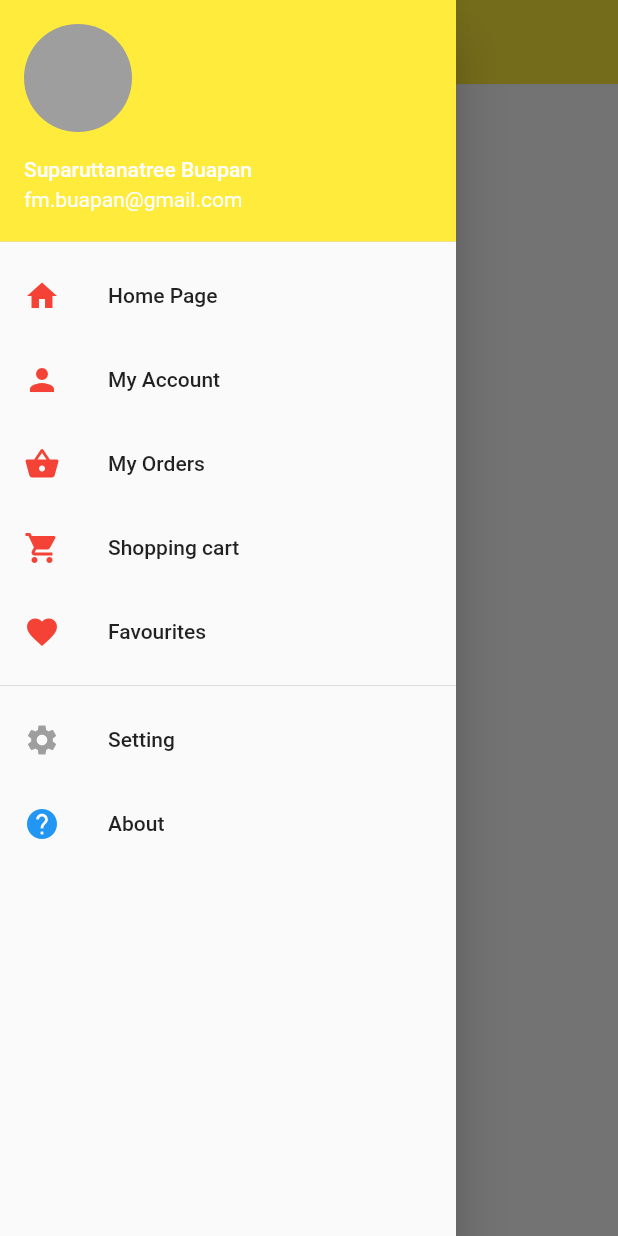
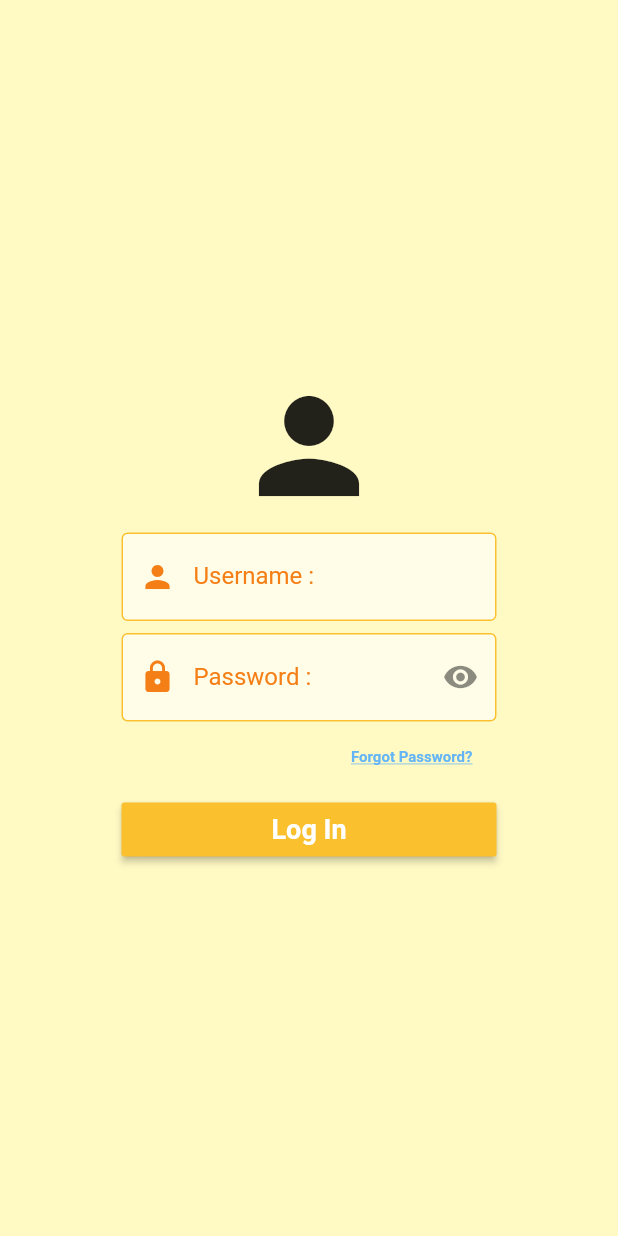
Before and after one commit to suparuttanatree/appcat, a Flutter app: the screen it shows after launch, in the side drawer, after a tap on "About", on a phone screen of 412 x 824 dp. Run offline on Flutter 3.47's test engine with Material 2 defaults, Android fonts, the phone set to English and light mode, and no system bars.

Commit message:
hey za 55 yo

```diff
--- a/lib/pages/home.dart
+++ b/lib/pages/home.dart
@@ -1,4 +1,5 @@
 import 'package:flutter/material.dart';
+import 'login.dart';
 
 class Homepage extends StatefulWidget {
   @override
@@ -33,7 +34,8 @@ class _HomepageState extends State<Homepage> {
             ),
             ),
             InkWell(
-              onTap: (){},
+              onTap: (){
+              },
               child: ListTile(
                 title: Text('Home Page'),
                 leading: Icon(Icons.home, color: Colors.red),
@@ -76,7 +78,9 @@ class _HomepageState extends State<Homepage> {
             )
             ),
             InkWell(
-              onTap: (){},
+              onTap: (){
+                Navigator.push(context, MaterialPageRoute(builder: (context) => LogIn()),);
+              },
               child: ListTile(
                 title: Text('About'),
                 leading: Icon(Icons.help, color: Colors.blue),
--- /dev/null
+++ b/lib/pages/login.dart
@@ -0,0 +1,134 @@
+import 'package:flutter/material.dart';
+import 'package:appcat/utility/validate.dart';
+
+class LogIn extends StatefulWidget {
+  @override
+  _LogInState createState() => _LogInState();
+}
+
+String _password;
+
+bool passwordVisible = false;
+
+class _LogInState extends State<LogIn> {
+  @override
+  bool _validate = false;
+  bool _obcureText = true;
+
+  Widget build(BuildContext context) {
+    return Scaffold(backgroundColor: Colors.yellow.shade100,
+      // appBar: AppBar(
+      //   elevation: 0.2,
+      //   backgroundColor: Colors.yellow.shade700,
+      //   title: Text(
+      //     'Log In',
+      //     style: TextStyle(fontWeight: FontWeight.bold),
+      //   ),
+      // ),
+      body: Container(
+        child: Center(
+          child: SingleChildScrollView(
+            child: Column(
+              mainAxisSize: MainAxisSize.min,
+              children: <Widget>[
+                Icon(Icons.person,size: 100,) ,
+                space(),
+                userForm(),
+                space(),
+                pwdForm(),
+                btnLogin()
+              ],
+            ),
+          ),
+        ),
+      ),
+    );
+  }
+
+  Widget btnLogin() => Container(
+        width: 250,
+        child: RaisedButton(
+          onPressed: () {},
+          color: Colors.yellow.shade700,
+          child: Text(
+            'Log In',
+            style: TextStyle(
+              color: Colors.white,
+              fontSize: 18,
+              fontWeight: FontWeight.bold,
+            ),
+          ),
+        ),
+      );
+
+  SizedBox space() => SizedBox(
+        width: 2,
+        height: 8,
+      );
+
+  Widget userForm() => Container(
+        width: 250,
+        child: TextField(
+          decoration: InputDecoration(
+            filled: true,
+            fillColor: Colors.yellow.shade50,
+            prefixIcon: Icon(Icons.person, color: Colors.yellow.shade900),
+            labelStyle: TextStyle(color: Colors.yellow.shade900),
+            labelText: 'Username : ',
+            enabledBorder: OutlineInputBorder(
+                borderSide: BorderSide(color: Colors.yellow.shade700)),
+            focusedBorder: OutlineInputBorder(
+                borderSide: BorderSide(color: Colors.yellow.shade700)),
+          ),
+        ),
+      );
+
+  Widget pwdForm() => Container(
+        width: 250,
+        child: Column(
+          children: <Widget>[
+            TextField(
+              autofocus: false,
+              obscureText: _obcureText,
+              keyboardType: TextInputType.text,
+              decoration: InputDecoration(
+                filled: true,
+                fillColor: Colors.yellow.shade50,
+                prefixIcon: Icon(Icons.lock, color: Colors.yellow.shade900),
+                labelStyle: TextStyle(color: Colors.yellow.shade900),
+                labelText: 'Password : ',
+                enabledBorder: OutlineInputBorder(
+                    borderSide: BorderSide(color: Colors.yellow.shade700)),
+                focusedBorder: OutlineInputBorder(
+                    borderSide: BorderSide(color: Colors.yellow.shade700)),
+                suffixIcon: GestureDetector(
+                  onTap: () {
+                    setState(() {
+                      _obcureText = !_obcureText;
+                    });
+                  },
+                  child: Icon(
+                    _obcureText ? Icons.visibility : Icons.visibility_off,
+                    semanticLabel:
+                        _obcureText ? 'show password' : 'hide password',
+                  ),
+                ),
+              ),
+            ),
+            Container(alignment: Alignment.topRight,
+              child: FlatButton(
+                onPressed: () {},
+                child: Text(
+                  'Forgot Password?',
+                  style: TextStyle(
+                      color: Colors.blue.shade300,
+                      fontSize: 10,
+                      fontWeight: FontWeight.bold,
+                      decoration: TextDecoration.underline),
+                ),
+              ),
+            )
+          ],
+        ),
+      );
+}
--- /dev/null
+++ b/lib/utility/mystlye.dart
@@ -0,0 +1,8 @@
+import 'package:flutter/material.dart';
+
+class MyStyle {
+
+
+
+  MyStyle();
+}
--- /dev/null
+++ b/lib/utility/validate.dart
@@ -0,0 +1,34 @@
+import 'package:flutter/material.dart';
+
+class FormValidator {
+
+  factory FormValidator() => new FormValidator._();
+
+  FormValidator._();
+
+  String validatePassword(String value) {
+    String patttern = r'(^(?=.*[a-z])(?=.*[A-Z])(?=.*\d)[a-zA-Z\d]{6,}$)';
+    RegExp regExp = new RegExp(patttern);
+    if (value.isEmpty) {
+      return "Password is Required";
+    } else if (value.length < 8) {
+      return "Password must minimum eight characters";
+    } else if (!regExp.hasMatch(value)) {
+      return "Password at least one uppercase letter, one lowercase letter and one number";
+    }
+    return null;
+  }
+
+  String validateEmail(String value) {
+    String pattern =
+        r'^(([^&lt;&gt;()[\]\\.,;:\s@\"]+(\.[^&lt;&gt;()[\]\\.,;:\s@\"]+)*)|(\".+\"))@((\[[0-9]{1,3}\.[0-9]{1,3}\.[0-9]{1,3}\.[0-9]{1,3}\])|(([a-zA-Z\-0-9]+\.)+[a-zA-Z]{2,}))$';
+    RegExp regExp = new RegExp(pattern);
+    if (value.isEmpty) {
+      return "Email is Required";
+    } else if (!regExp.hasMatch(value)) {
+      return "Invalid Email";
+    } else {
+      return null;
+    }
+  }
+}
--- a/pubspec.yaml
+++ b/pubspec.yaml
@@ -45,8 +45,8 @@ flutter:
   uses-material-design: true
 
   # To add assets to your application, add an assets section, like this:
-  # assets:
-  #   - images/a_dot_burr.jpeg
+  assets:
+    - images/
   #   - images/a_dot_ham.jpeg
 
   # An image asset can refer to one or more resolution-specific "variants", see
```
